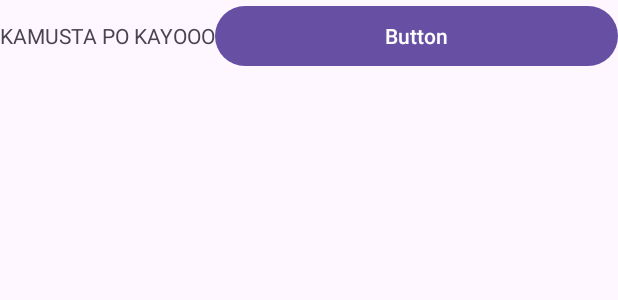
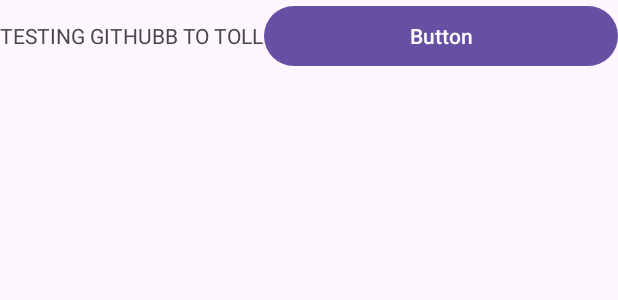
Before and after one commit to MigzReyes/Build-Your-Own-Meal, an Android app: the layout activity_main.xml on its own in the app's theme, with its tools: preview values and no code run, on a phone screen of 412 x 824 dp. Shown: the top 300 px of the screen. Run offline under Robolectric (Android 15) with nearby library versions, the phone set to English and light mode, and no system bars.

Commit message:
MIGZ REYES
CHANGES

activity_main.xml
- added a button
- added a text

```diff
--- a/app/src/main/res/layout/activity_main.xml
+++ b/app/src/main/res/layout/activity_main.xml
@@ -10,7 +10,7 @@
     <TextView
         android:layout_width="wrap_content"
         android:layout_height="wrap_content"
-        android:text="KAMUSTA PO KAYOOO" />
+        android:text="TESTING GITHUBB TO TOLL" />
 
     <Button
         android:id="@+id/button"
```
